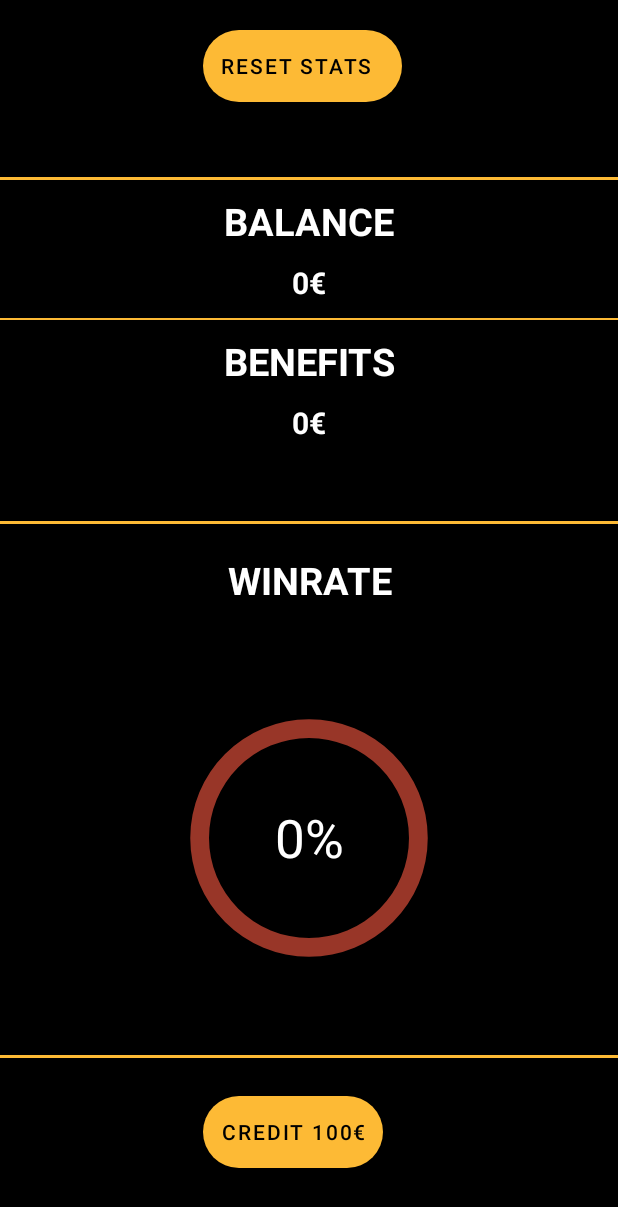
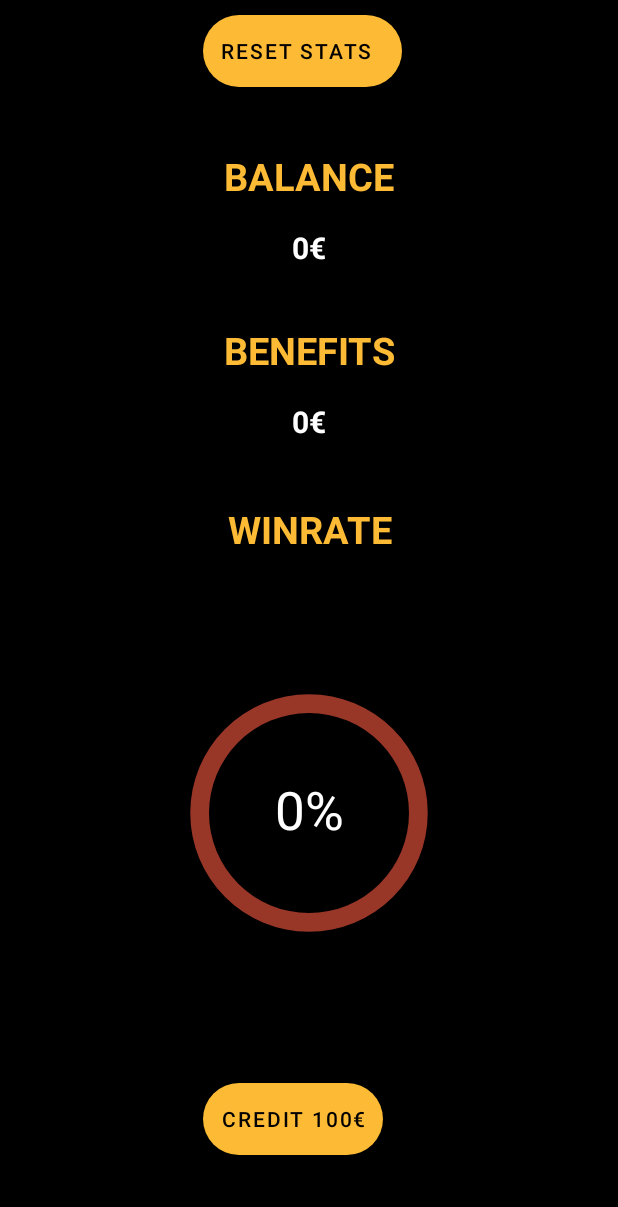
Before and after one commit to PaulDrevet/betProject, an Android app: the fragment MyMoney shown on its own in the app's theme, on a phone screen of 412 x 824 dp. Shown: the top 1207 px of the screen. Run offline under Robolectric (Android 15) with nearby library versions, the phone set to English and light mode, and no system bars.

Commit message:
adapted all devices

```diff
--- a/app/src/main/java/com/example/betproject/activities/MainActivity.kt
+++ b/app/src/main/java/com/example/betproject/activities/MainActivity.kt
@@ -40,8 +40,11 @@ class MainActivity : AppCompatActivity() {
             startActivityForResult(gallery, pickImage)
         }
         val sharedPref = getSharedPreferences("usersPref", Context.MODE_PRIVATE)
-        val imageString = sharedPref.getString("picture","")
+        val imageString = sharedPref.getString("picture","dada")
+        Log.i("better","sisi")
         Log.i("better",imageString.toString())
+        Log.i("better","s2s2")
+
 
         if (imageString != ""){
             imageView.setImageURI(imageString?.toUri())
@@ -67,6 +70,7 @@ class MainActivity : AppCompatActivity() {
             imageView.setImageURI(imageUri)
 
             val sharedPref = getSharedPreferences("usersPref", Context.MODE_PRIVATE)
+            Log.i("better",imageUri.toString())
             sharedPref.edit().putString(imageUri.toString(),"picture").apply()
         }
     }
--- a/app/src/main/java/com/example/betproject/adapter/BetAdapter.kt
+++ b/app/src/main/java/com/example/betproject/adapter/BetAdapter.kt
@@ -80,11 +80,6 @@ class BetAdapter (private var listMatch : List<Match>, private var listBet : Lis
         val type = object : TypeToken<List<Bet>>() {}.type
         val editor = sharedPref.edit()
         editor.putString("bet",jsonString).apply()
-
-        val uri = Uri.parse("smsto:12346556")
-        val intent = Intent(Intent.ACTION_SENDTO, uri)
-        intent.putExtra("sms_body", "hdahda")
-        it.context.startActivity(intent)
     }
     private fun shareBet(position: Int, it : View){
 
--- a/app/src/main/java/com/example/betproject/fragments/MyMoney.kt
+++ b/app/src/main/java/com/example/betproject/fragments/MyMoney.kt
@@ -90,8 +90,4 @@ class MyMoney : Fragment() {
 
     }
 
-    private fun sendSMS(phoneNumber: String, message: String, context: Context) {
-        val sentPI: PendingIntent = PendingIntent.getBroadcast(context, 0, Intent("SMS_SENT"), 0)
-        SmsManager.getDefault().sendTextMessage(phoneNumber, null, message, sentPI, null)
-    }
 }
--- a/app/src/main/res/layout/fragment_my_money.xml
+++ b/app/src/main/res/layout/fragment_my_money.xml
@@ -16,7 +16,8 @@
         <LinearLayout
             android:layout_width="match_parent"
             android:layout_height="0dp"
-            android:layout_weight="2">
+            android:layout_weight="1"
+            android:orientation="vertical">
 
             <com.google.android.material.floatingactionbutton.ExtendedFloatingActionButton
                 android:id="@+id/reset_button"
@@ -24,81 +25,73 @@
                 android:layout_height="wrap_content"
                 android:layout_marginStart="135dp"
                 android:layout_marginEnd="135dp"
-                android:layout_marginTop="20dp"
+                android:layout_marginTop="10dp"
                 android:contentDescription="@string/submit"
                 android:src="@drawable/ic_baseline_casino_24"
                 android:text="RESET STATS"
-                android:textAlignment="center"/>
+                android:textAlignment="center" />
 
         </LinearLayout>
-
-        <View
-            android:layout_width="match_parent"
-            android:layout_height="2dp"
-            android:background="@color/yellowH"/>
 
         <LinearLayout
             android:layout_width="match_parent"
             android:layout_height="0dp"
             android:layout_weight="3.5"
             android:orientation="vertical"
-            android:layout_marginTop="10dp">
+            android:layout_marginTop="30dp"
+            >
 
             <TextView
                 android:layout_width="match_parent"
-                android:layout_height="wrap_content"
+                android:layout_height="0dp"
+                android:layout_weight="1"
                 android:text="BALANCE"
                 android:textSize="25sp"
                 android:textStyle="bold"
                 android:gravity="center"
-                android:textColor="@color/white"/>
+                android:textColor="@color/yellowH"/>
 
             <TextView
                 android:id="@+id/sold_textView"
                 android:layout_width="match_parent"
-                android:layout_height="wrap_content"
+                android:layout_height="0dp"
+                android:layout_weight="1"
+                android:textSize="20sp"
                 android:text="@string/TEST"
-                android:textSize="20sp"
                 android:textStyle="bold"
                 android:gravity="center"
                 android:textColor="@color/white"
-                android:layout_marginTop="10dp"/>
+                android:layout_marginBottom="10dp"/>
 
-            <View
-                android:layout_width="match_parent"
-                android:layout_height="1dp"
-                android:background="@color/yellowH"
-                android:layout_marginTop="10dp" />
 
             <TextView
                 android:layout_width="match_parent"
-                android:layout_height="wrap_content"
+                android:layout_height="0dp"
+                android:layout_weight="1"
+                android:textSize="25sp"
                 android:text="BENEFITS"
-                android:textSize="25sp"
                 android:textStyle="bold"
                 android:gravity="center"
-                android:layout_marginTop="10dp"
-                android:textColor="@color/white"/>
+                android:textColor="@color/yellowH"
+                android:layout_marginTop="10dp"/>
 
             <TextView
                 android:id="@+id/profit_textView"
                 android:layout_width="match_parent"
-                android:layout_height="wrap_content"
+                android:layout_height="0dp"
+                android:layout_weight="1"
+                android:textSize="20sp"
                 android:text="@string/TEST"
-                android:textSize="20sp"
                 android:textStyle="bold"
                 android:gravity="center"
                 android:textColor="@color/white"
-                android:layout_marginTop="10dp"/>
+                android:layout_marginBottom="10dp"/>
+
 
 
         </LinearLayout>
 
-        <View
-            android:layout_width="match_parent"
-            android:layout_height="2dp"
-            android:background="@color/yellowH"
-            android:layout_marginTop="10dp"/>
+
 
         <androidx.constraintlayout.widget.ConstraintLayout
             android:layout_width="match_parent"
@@ -113,7 +106,7 @@
                 android:textSize="25sp"
                 android:textStyle="bold"
                 android:gravity="center"
-                android:textColor="@color/white"
+                android:textColor="@color/yellowH"
                 android:layout_marginTop="20dp"
                 app:layout_constraintVertical_bias="0.7"/>
 
@@ -147,13 +140,6 @@
                 app:layout_constraintVertical_bias="0.6"
                 />
 
-            <View
-                android:layout_width="match_parent"
-                android:layout_height="2dp"
-                android:background="@color/yellowH"
-                android:layout_marginTop="10dp"
-                app:layout_constraintBottom_toBottomOf="parent" />
-
 
         </androidx.constraintlayout.widget.ConstraintLayout>
 
```
